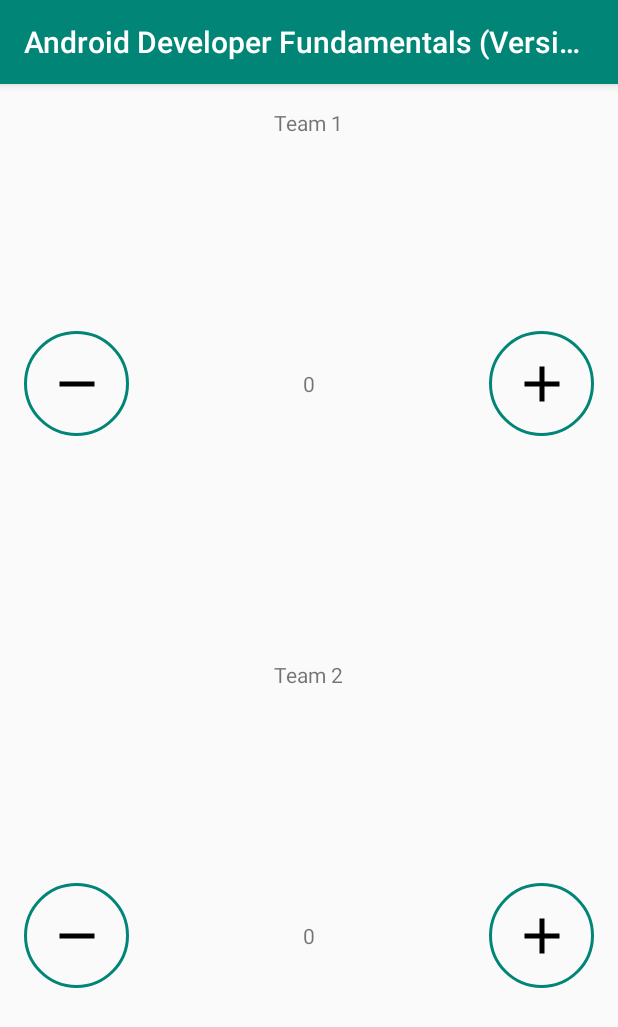
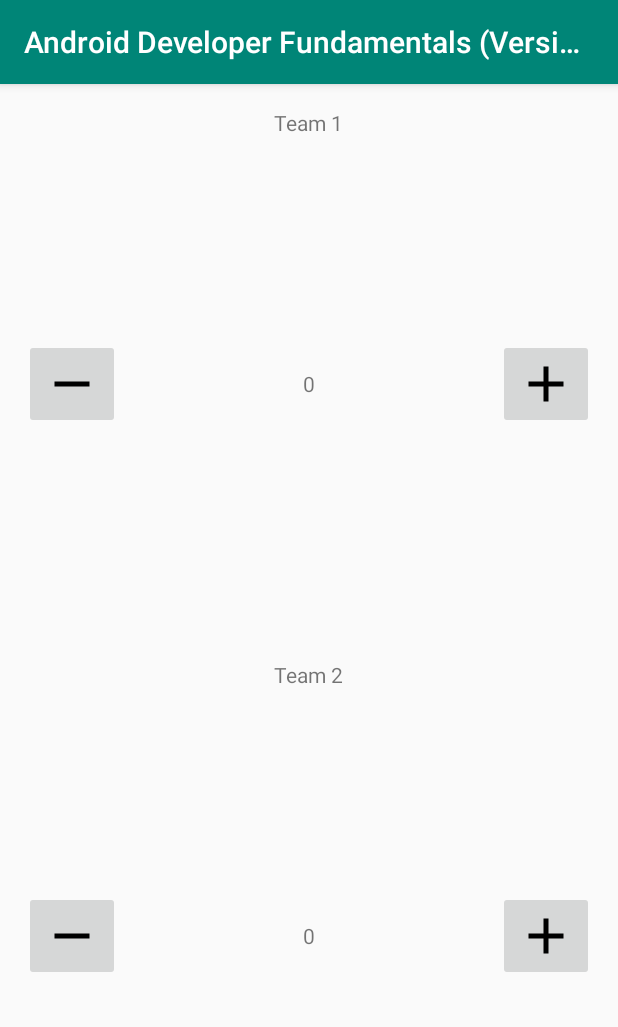
Before and after one commit to link2cory/AndroidDeveloperFundamentalsVersion2, an Android app: the screen it shows after launch (MainActivity), on a phone screen of 412 x 824 dp. Shown: the top 1027 px of the screen. Run offline under Robolectric (Android 15) with nearby library versions, the phone set to English and light mode, and no system bars.

Commit message:
Revert "added a better background for the buttons"
This reverts commit 8e54524

```diff
--- a/app/src/main/res/drawable/button_background.xml
+++ /dev/null
@@ -1,7 +0,0 @@
-<?xml version="1.0" encoding="utf-8"?>
-<shape xmlns:android="http://schemas.android.com/apk/res/android"
-    android:shape="oval">
-    <stroke
-        android:width="2dp"
-        android:color="@color/colorPrimary" />
-</shape>
--- a/app/src/main/res/layout/activity_main.xml
+++ b/app/src/main/res/layout/activity_main.xml
@@ -14,24 +14,22 @@
 
         <ImageButton
             android:id="@+id/decreaseTeam1"
-            android:layout_width="@dimen/button_size"
-            android:layout_height="@dimen/button_size"
+            android:layout_width="wrap_content"
+            android:layout_height="wrap_content"
             android:layout_alignParentStart="true"
             android:layout_alignParentLeft="true"
             android:layout_centerVertical="true"
-            android:background="@drawable/button_background"
             android:contentDescription="@string/minus_button_content_description"
             android:onClick="decreaseScore"
             android:src="@drawable/ic_minus" />
 
         <ImageButton
             android:id="@+id/increaseTeam1"
-            android:layout_width="@dimen/button_size"
-            android:layout_height="@dimen/button_size"
+            android:layout_width="wrap_content"
+            android:layout_height="wrap_content"
             android:layout_alignParentEnd="true"
             android:layout_alignParentRight="true"
             android:layout_centerVertical="true"
-            android:background="@drawable/button_background"
             android:contentDescription="@string/plus_button_content_description"
             android:onClick="increaseScore"
             android:src="@drawable/ic_plus" />
@@ -60,24 +58,22 @@
 
         <ImageButton
             android:id="@+id/decreaseTeam2"
-            android:layout_width="@dimen/button_size"
-            android:layout_height="@dimen/button_size"
+            android:layout_width="wrap_content"
+            android:layout_height="wrap_content"
             android:layout_alignParentStart="true"
             android:layout_alignParentLeft="true"
             android:layout_centerVertical="true"
-            android:background="@drawable/button_background"
             android:contentDescription="@string/minus_button_content_description"
             android:onClick="decreaseScore"
             android:src="@drawable/ic_minus" />
 
         <ImageButton
             android:id="@+id/increaseTeam2"
-            android:layout_width="@dimen/button_size"
-            android:layout_height="@dimen/button_size"
+            android:layout_width="wrap_content"
+            android:layout_height="wrap_content"
             android:layout_alignParentEnd="true"
             android:layout_alignParentRight="true"
             android:layout_centerVertical="true"
-            android:background="@drawable/button_background"
             android:contentDescription="@string/plus_button_content_description"
             android:onClick="increaseScore"
             android:src="@drawable/ic_plus" />
--- a/app/src/main/res/values/dimens.xml
+++ /dev/null
@@ -1,4 +0,0 @@
-<?xml version="1.0" encoding="utf-8"?>
-<resources>
-    <dimen name="button_size">70dp</dimen>
-</resources>
```
